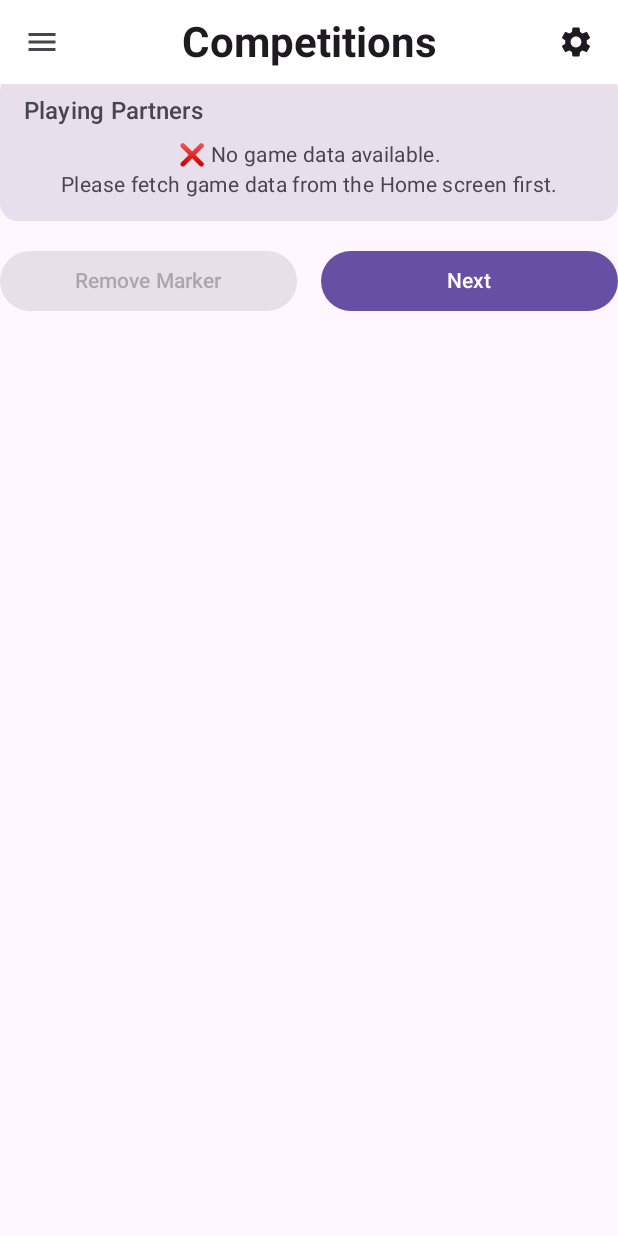
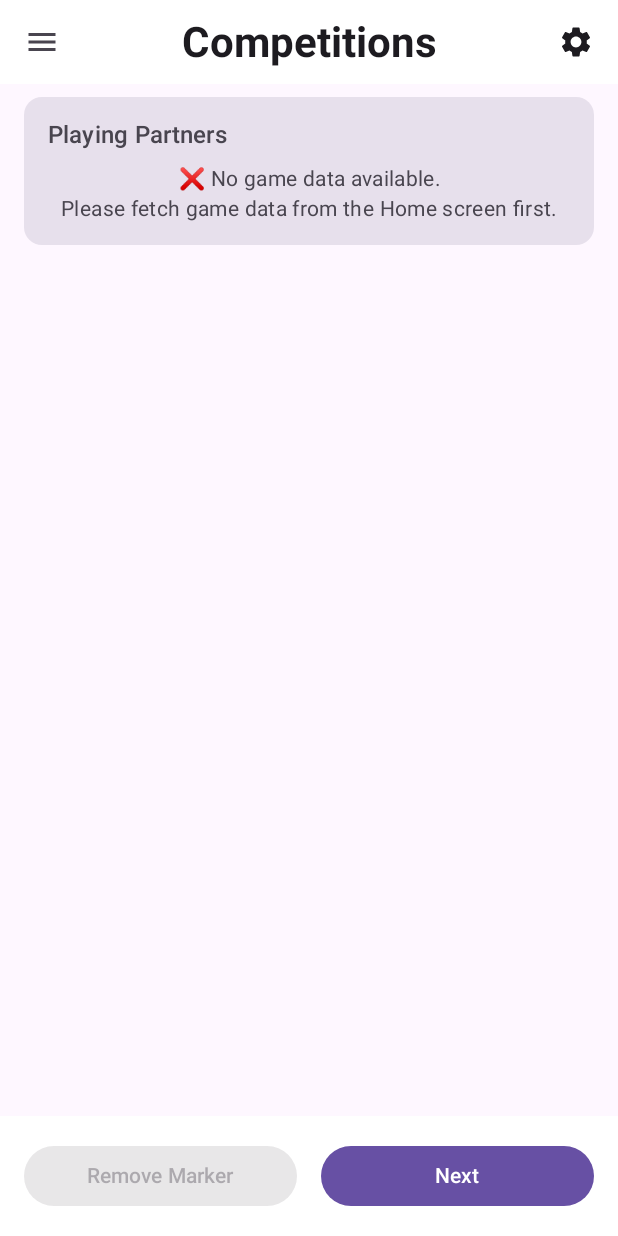
Before and after one commit to SogoGolf/simplegolf-droid, an Android app built with Jetpack Compose: the composable ChoosePlayingPartnerScreen called with empty values, on a phone screen of 412 x 824 dp. Run offline under Robolectric (Android 15) with nearby library versions, the phone set to English and light mode, and no system bars; our stand-ins replace Dagger/Hilt's generated code, Room's generated code; pictures from the network do not load; 1 statement that could not run was skipped.

Commit message:
Fix FooterContent positioning to anchor at bottom of screen
- Modified ScreenWithDrawer to accept bottomBar parameter similar to Scaffold
- Updated CompetitionsScreen to use bottomBar for FooterContent instead of inline
- Updated ChoosePlayingPartnerScreen to move navigation buttons to bottomBar
- Added proper content padding to prevent overlap with footer
- Fixed missing imports for background and fillMaxWidth modifiers

This ensures FooterContent stays anchored at bottom and doesn't get pushed off-screen when content is scrollable.

Co-Authored-By: Sogo Developer <developer@sogo.golf>

```diff
--- a/app/src/main/java/com/sogo/golf/msl/features/choose_playing_partner/presentation/ChoosePlayingPartnerScreen.kt
+++ b/app/src/main/java/com/sogo/golf/msl/features/choose_playing_partner/presentation/ChoosePlayingPartnerScreen.kt
@@ -1,5 +1,6 @@
 package com.sogo.golf.msl.features.choose_playing_partner.presentation
 
+import androidx.compose.foundation.background
 import androidx.compose.foundation.clickable
 import androidx.compose.foundation.layout.Arrangement
 import androidx.compose.foundation.layout.Column
@@ -70,13 +71,85 @@ fun ChoosePlayingPartnerScreen(
                 title = "Competitions",
                 backgroundColor = Color.White
             )
+        },
+        bottomBar = {
+            Row(
+                horizontalArrangement = Arrangement.spacedBy(16.dp),
+                modifier = Modifier
+                    .fillMaxWidth()
+                    .background(Color.White)
+                    .padding(16.dp)
+            ) {
+                if (navController.previousBackStackEntry != null) {
+                    Button(
+                        onClick = { navController.popBackStack() },
+                        modifier = Modifier.weight(1f)
+                    ) {
+                        Text("Back")
+                    }
+                }
+
+                Button(
+                    onClick = { viewModel.removeMarker() },
+                    enabled = viewModel.hasPartnerMarkedByMe() && !markerUiState.isRemovingMarker && !markerUiState.isSelectingMarker,
+                    modifier = Modifier.weight(1f),
+                    colors = ButtonDefaults.buttonColors(
+                        containerColor = MaterialTheme.colorScheme.secondary
+                    )
+                ) {
+                    if (markerUiState.isRemovingMarker) {
+                        Row(
+                            verticalAlignment = Alignment.CenterVertically,
+                            horizontalArrangement = Arrangement.Center
+                        ) {
+                            CircularProgressIndicator(
+                                modifier = Modifier.size(16.dp),
+                                color = MaterialTheme.colorScheme.onSecondary
+                            )
+                            Spacer(modifier = Modifier.width(8.dp))
+                            Text("Removing...")
+                        }
+                    } else {
+                        Text("Remove Marker")
+                    }
+                }
+
+                Button(
+                    onClick = {
+                        if (selectedPartner != null) {
+                            viewModel.selectMarker()
+                        } else {
+                            viewModel.proceedWithoutMarker()
+                        }
+                    },
+                    enabled = !markerUiState.isSelectingMarker && !markerUiState.isRemovingMarker,
+                    modifier = Modifier.weight(1f)
+                ) {
+                    if (markerUiState.isSelectingMarker) {
+                        Row(
+                            verticalAlignment = Alignment.CenterVertically,
+                            horizontalArrangement = Arrangement.Center
+                        ) {
+                            CircularProgressIndicator(
+                                modifier = Modifier.size(16.dp),
+                                color = MaterialTheme.colorScheme.onPrimary
+                            )
+                            Spacer(modifier = Modifier.width(8.dp))
+                            Text("Selecting...")
+                        }
+                    } else {
+                        Text("Next")
+                    }
+                }
+            }
         }
     ) {
         Column(
             modifier = Modifier
                 .fillMaxSize()
-                .verticalScroll(rememberScrollState()),
-//                .padding(16.dp),
+                .verticalScroll(rememberScrollState())
+                .padding(16.dp)
+                .padding(bottom = 80.dp),
             verticalArrangement = Arrangement.spacedBy(16.dp),
             horizontalAlignment = Alignment.CenterHorizontally
         ) {
@@ -326,79 +399,8 @@ fun ChoosePlayingPartnerScreen(
                 }
             }
 
-            // Navigation buttons
-            Row(
-                horizontalArrangement = Arrangement.spacedBy(16.dp),
-                modifier = Modifier.fillMaxWidth()
-            ) {
-                if (navController.previousBackStackEntry != null) {
-                    Button(
-                        onClick = { navController.popBackStack() },
-                        modifier = Modifier.weight(1f)
-                    ) {
-                        Text("Back")
-                    }
-                }
-
-                // NEW: Remove Marker button
-                Button(
-                    onClick = { viewModel.removeMarker() },
-                    enabled = viewModel.hasPartnerMarkedByMe() && !markerUiState.isRemovingMarker && !markerUiState.isSelectingMarker,
-                    modifier = Modifier.weight(1f),
-                    colors = ButtonDefaults.buttonColors(
-                        containerColor = MaterialTheme.colorScheme.secondary
-                    )
-                ) {
-                    if (markerUiState.isRemovingMarker) {
-                        Row(
-                            verticalAlignment = Alignment.CenterVertically,
-                            horizontalArrangement = Arrangement.Center
-                        ) {
-                            CircularProgressIndicator(
-                                modifier = Modifier.size(16.dp),
-                                color = MaterialTheme.colorScheme.onSecondary
-                            )
-                            Spacer(modifier = Modifier.width(8.dp))
-                            Text("Removing...")
-                        }
-                    } else {
-                        Text("Remove Marker")
-                    }
-                }
-
-                // UPDATED: Next button waits for API success before navigating
-                Button(
-                    onClick = {
-                        if (selectedPartner != null) {
-                            viewModel.selectMarker() // Call API first, navigation handled by LaunchedEffect
-                        } else {
-                            // If no partner selected, proceed directly
-                            viewModel.proceedWithoutMarker()
-                        }
-                    },
-                    enabled = !markerUiState.isSelectingMarker && !markerUiState.isRemovingMarker,
-                    modifier = Modifier.weight(1f)
-                ) {
-                    if (markerUiState.isSelectingMarker) {
-                        Row(
-                            verticalAlignment = Alignment.CenterVertically,
-                            horizontalArrangement = Arrangement.Center
-                        ) {
-                            CircularProgressIndicator(
-                                modifier = Modifier.size(16.dp),
-                                color = MaterialTheme.colorScheme.onPrimary
-                            )
-                            Spacer(modifier = Modifier.width(8.dp))
-                            Text("Selecting...")
-                        }
-                    } else {
-                        Text("Next")
-                    }
-                }
-            }
-
             // Add some bottom padding for better scrolling experience
-            Spacer(modifier = Modifier.height(16.dp))
+            Spacer(modifier = Modifier.height(80.dp))
         }
 
         // Network messages for marker API
--- a/app/src/main/java/com/sogo/golf/msl/shared_components/ui/ScreenWithDrawer.kt
+++ b/app/src/main/java/com/sogo/golf/msl/shared_components/ui/ScreenWithDrawer.kt
@@ -3,6 +3,7 @@ package com.sogo.golf.msl.shared_components.ui
 
 import androidx.compose.foundation.layout.Box
 import androidx.compose.foundation.layout.fillMaxSize
+import androidx.compose.foundation.layout.fillMaxWidth
 import androidx.compose.foundation.layout.padding
 import androidx.compose.foundation.layout.statusBarsPadding
 import androidx.compose.material.icons.Icons
@@ -30,6 +31,7 @@ import kotlinx.coroutines.launch
 fun ScreenWithDrawer(
     navController: NavController,
     topBar: @Composable () -> Unit = {}, // Optional custom top bar
+    bottomBar: @Composable () -> Unit = {}, // Optional bottom bar
     content: @Composable () -> Unit
 ) {
     val drawerState = rememberDrawerState(initialValue = DrawerValue.Closed)
@@ -52,6 +54,15 @@ fun ScreenWithDrawer(
         Box(modifier = Modifier.fillMaxSize()) {
             // Main content
             content()
+
+            // Bottom bar overlay (anchored to bottom)
+            Box(
+                modifier = Modifier
+                    .align(Alignment.BottomCenter)
+                    .fillMaxWidth()
+            ) {
+                bottomBar()
+            }
 
             // Top bar overlay
             Box(
```
Also changed, not shown: app/src/main/java/com/sogo/golf/msl/features/competitions/presentation/CompetitionsScreen.kt (+17 -17 lines).
